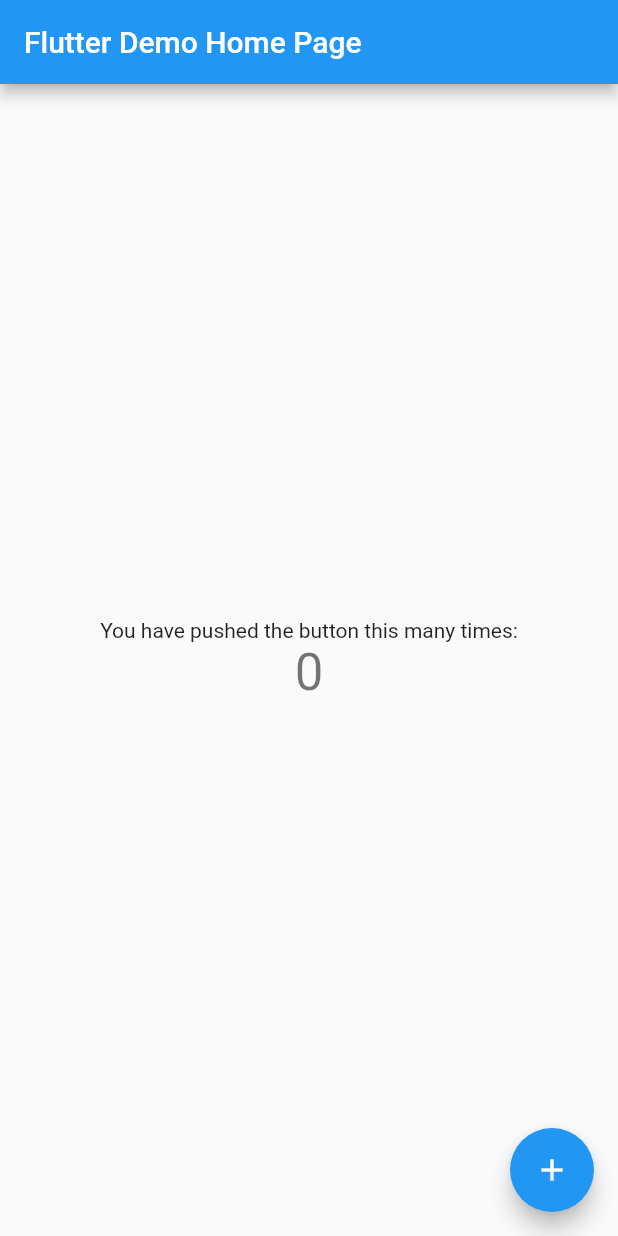
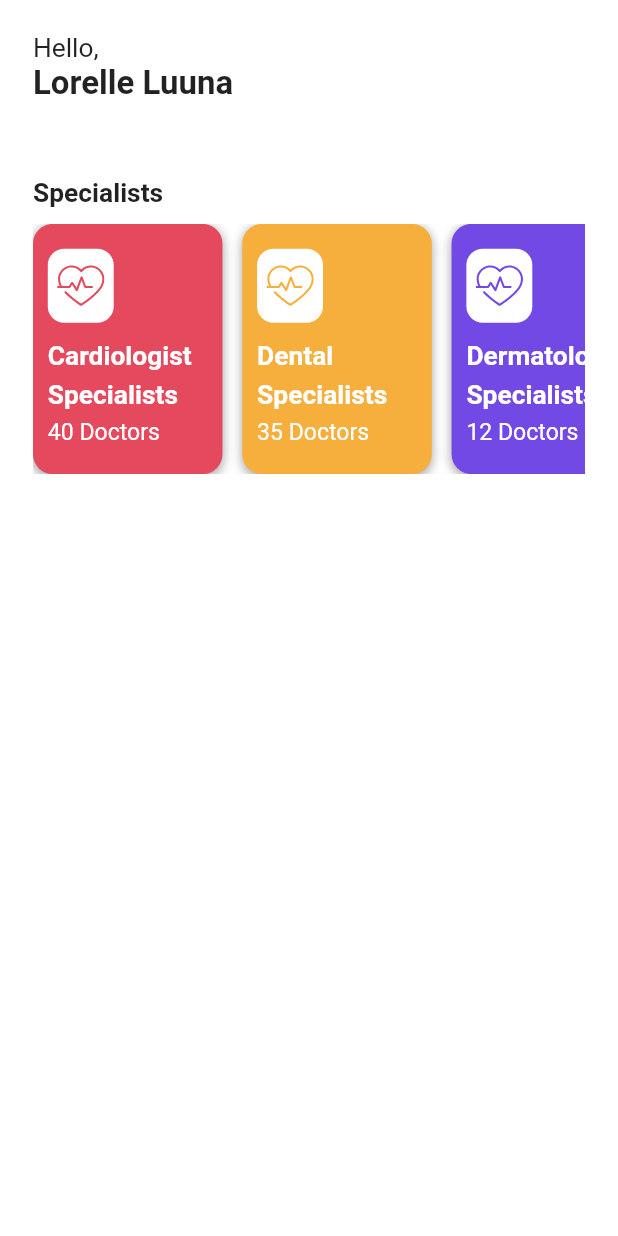
Before and after one commit to smiqueias/Portal-Telemedicina-Mobile-Test, a Flutter app: the screen it shows after launch, on a phone screen of 412 x 824 dp. Run offline on Flutter 3.47's test engine with Material 2 defaults, Android fonts, the phone set to English and light mode, and no system bars; our stand-ins replace flutter_screenutil, flutter_svg, google_fonts; Roboto replaces fonts that are missing (Ubuntu).

Commit message:
specialists cards and app arch defined

```diff
--- a/lib/main.dart
+++ b/lib/main.dart
@@ -1,67 +1,6 @@
 import 'package:flutter/material.dart';
+import 'package:portaltelemedicina_mobile_test/src/core/app.dart';
 
 void main() {
-  runApp(const MyApp());
+  runApp(const App());
 }
-
-class MyApp extends StatelessWidget {
-  const MyApp({Key? key}) : super(key: key);
-
-  @override
-  Widget build(BuildContext context) {
-    return MaterialApp(
-      title: 'Flutter Demo',
-      theme: ThemeData(
-        primarySwatch: Colors.blue,
-      ),
-      home: const MyHomePage(title: 'Flutter Demo Home Page'),
-    );
-  }
-}
-
-class MyHomePage extends StatefulWidget {
-  const MyHomePage({Key? key, required this.title}) : super(key: key);
-
-  final String title;
-
-  @override
-  State<MyHomePage> createState() => _MyHomePageState();
-}
-
-class _MyHomePageState extends State<MyHomePage> {
-  int _counter = 0;
-
-  void _incrementCounter() {
-    setState(() {
-      _counter++;
-    });
-  }
-
-  @override
-  Widget build(BuildContext context) {
-    return Scaffold(
-      appBar: AppBar(
-        title: Text(widget.title),
-      ),
-      body: Center(
-        child: Column(
-          mainAxisAlignment: MainAxisAlignment.center,
-          children: <Widget>[
-            const Text(
-              'You have pushed the button this many times:',
-            ),
-            Text(
-              '$_counter',
-              style: Theme.of(context).textTheme.headline4,
-            ),
-          ],
-        ),
-      ),
-      floatingActionButton: FloatingActionButton(
-        onPressed: _incrementCounter,
-        tooltip: 'Increment',
-        child: const Icon(Icons.add),
-      ),
-    );
-  }
-}
--- /dev/null
+++ b/lib/src/core/app.dart
@@ -0,0 +1,26 @@
+import 'package:flutter/material.dart';
+import 'package:flutter_screenutil/flutter_screenutil.dart';
+import 'package:portaltelemedicina_mobile_test/src/core/app_colors.dart';
+import 'package:portaltelemedicina_mobile_test/src/modules/home/router/home_router.dart';
+
+class App extends StatelessWidget {
+  const App({Key? key}) : super(key: key);
+
+  @override
+  Widget build(BuildContext context) {
+    return ScreenUtilInit(
+      builder: () => MaterialApp(
+        debugShowCheckedModeBanner: false,
+        initialRoute: "/",
+        theme: ThemeData(
+          primarySwatch: Colors.grey,
+          scaffoldBackgroundColor: AppColors.white,
+        ),
+        routes: {
+          "/": (context) => const HomeRouter(),
+        },
+      ),
+      designSize: const Size(375, 667),
+    );
+  }
+}
--- /dev/null
+++ b/lib/src/core/app_colors.dart
@@ -0,0 +1,13 @@
+import 'package:flutter/material.dart';
+
+class AppColors {
+  static const pink = Color(0xFFCA49E5);
+  static const purple = Color(0xFF7349E5);
+  static const yellow = Color(0xFFF6AF3D);
+  static const red = Color(0xFFE5495E);
+  static const blueCyan = Color(0xFF7c8494);
+  static const blueCyan2 = Color(0xFF4B5568);
+  static const redDark = Color(0xFF504C4C);
+  static const magenta = Color(0xFF4D484E);
+  static const white = Color(0xFFFFFFFF);
+}
--- /dev/null
+++ b/lib/src/core/app_icons.dart
@@ -0,0 +1,15 @@
+class AppIcons {
+  static const ambulance = 'assets/images/ambulance.svg';
+  static const filterResultsButton = 'assets/icons/filter-results-button.svg';
+  static const flask = 'assets/icons/flask.svg';
+  static const heartShapeOutlineLifeline = 'assets/icons/heart-shape-outline-with-lifeline.svg';
+  static const internetConnection = 'assets/icons/internet-connection.svg';
+  static const medicine = 'assets/icons/medicine.svg';
+  static const menu = 'assets/icons/menu.svg';
+  static const notification = 'assets/icons/notification.svg';
+  static const nurse = 'assets/icons/nurse.svg';
+  static const patient = 'assets/icons/patient.svg';
+  static const pimples = 'assets/icons/pimples.svg';
+  static const stethoscope = 'assets/icons/stethoscope.svg';
+  static const tooth = 'assets/icons/tooth.svg';
+}
--- /dev/null
+++ b/lib/src/core/app_textstyles.dart
@@ -0,0 +1,30 @@
+import 'package:flutter/material.dart';
+import 'package:flutter_screenutil/flutter_screenutil.dart';
+import 'package:google_fonts/google_fonts.dart';
+
+class AppTextStyle {
+  static final ubuntuBold = GoogleFonts.ubuntu(
+    fontSize: 20.sp,
+    fontWeight: FontWeight.bold,
+  );
+  static final ubuntuRegular20 = GoogleFonts.ubuntu(
+    fontSize: 20.sp,
+  );
+  static final ubuntuRegular20Bold = GoogleFonts.ubuntu(
+    fontSize: 20.sp,
+  );
+  static final ubuntuRegular16 = GoogleFonts.ubuntu(
+    fontSize: 16.sp,
+  );
+  static final ubuntuRegular16Bold = GoogleFonts.ubuntu(
+    fontSize: 16.sp,
+    fontWeight: FontWeight.bold,
+  );
+  static final ubuntuRegular14 = GoogleFonts.ubuntu(
+    fontSize: 14.sp,
+  );
+  static final ubuntuRegular14Bold = GoogleFonts.ubuntu(
+    fontSize: 14.sp,
+    fontWeight: FontWeight.bold,
+  );
+}
--- /dev/null
+++ b/lib/src/modules/home/router/home_router.dart
@@ -0,0 +1,11 @@
+import 'package:flutter/material.dart';
+import 'package:portaltelemedicina_mobile_test/src/modules/home/view/container/home_container.dart';
+
+class HomeRouter extends StatelessWidget {
+  const HomeRouter({Key? key}) : super(key: key);
+
+  @override
+  Widget build(BuildContext context) {
+    return const HomeContainer();
+  }
+}
--- /dev/null
+++ b/lib/src/modules/home/view/components/specialist_card_component.dart
@@ -0,0 +1,81 @@
+import 'package:flutter/material.dart';
+import 'package:flutter_screenutil/flutter_screenutil.dart';
+import 'package:flutter_svg/flutter_svg.dart';
+import 'package:portaltelemedicina_mobile_test/src/core/app_colors.dart';
+import 'package:portaltelemedicina_mobile_test/src/core/app_textstyles.dart';
+
+class SpecialistCardComponent extends StatelessWidget {
+  final String icon;
+  final String labelSpecialist;
+  final String numberDoctors;
+  final Color backgroundColor;
+  final Color iconColor;
+
+  const SpecialistCardComponent({
+    Key? key,
+    required this.icon,
+    required this.labelSpecialist,
+    required this.numberDoctors,
+    required this.backgroundColor,
+    required this.iconColor,
+  }) : super(key: key);
+
+  @override
+  Widget build(BuildContext context) {
+    return Container(
+      height: 135.h,
+      width: 115.w,
+      decoration: BoxDecoration(
+        borderRadius: BorderRadius.circular(12.r),
+        color: backgroundColor,
+        boxShadow: [
+          BoxShadow(
+            color: AppColors.magenta.withOpacity(0.5),
+            offset: const Offset(0, 2),
+            blurRadius: 5,
+          ),
+        ],
+      ),
+      child: Container(
+        margin: EdgeInsets.only(left: 8.h, top: 15.w),
+        child: Column(
+          crossAxisAlignment: CrossAxisAlignment.start,
+          children: [
+            Container(
+              height: 40.h,
+              width: 40.w,
+              decoration: BoxDecoration(
+                borderRadius: BorderRadius.circular(10.r),
+                color: AppColors.white,
+              ),
+              child: Padding(
+                padding: EdgeInsets.symmetric(horizontal: 5.h),
+                child: SvgPicture.asset(
+                  icon,
+                  color: iconColor,
+                  fit: BoxFit.fitWidth,
+                ),
+              ),
+            ),
+            SizedBox(height: 10.h),
+            Text(
+              labelSpecialist,
+              overflow: TextOverflow.ellipsis,
+              style: AppTextStyle.ubuntuRegular16Bold.apply(color: AppColors.white),
+            ),
+            SizedBox(height: 4.h),
+            Text(
+              'Specialists',
+              style: AppTextStyle.ubuntuRegular16Bold.apply(color: AppColors.white),
+            ),
+            SizedBox(height: 4.h),
+            Text(
+              '$numberDoctors Doctors',
+              style: AppTextStyle.ubuntuRegular14.apply(color: AppColors.white),
+            ),
+          ],
+        ),
+      ),
+    );
+  }
+}
--- /dev/null
+++ b/lib/src/modules/home/view/container/home_container.dart
@@ -0,0 +1,11 @@
+import 'package:flutter/material.dart';
+import 'package:portaltelemedicina_mobile_test/src/modules/home/view/screens/home_screen.dart';
+
+class HomeContainer extends StatelessWidget {
+  const HomeContainer({Key? key}) : super(key: key);
+
+  @override
+  Widget build(BuildContext context) {
+    return const HomeScreen();
+  }
+}
--- /dev/null
+++ b/lib/src/modules/home/view/screens/home_screen.dart
@@ -0,0 +1,75 @@
+import 'package:flutter/material.dart';
+import 'package:flutter_screenutil/flutter_screenutil.dart';
+import 'package:flutter_svg/flutter_svg.dart';
+import 'package:portaltelemedicina_mobile_test/src/core/app_colors.dart';
+import 'package:portaltelemedicina_mobile_test/src/core/app_icons.dart';
+import 'package:portaltelemedicina_mobile_test/src/core/app_textstyles.dart';
+import 'package:portaltelemedicina_mobile_test/src/modules/home/view/components/specialist_card_component.dart';
+
+class HomeScreen extends StatelessWidget {
+  const HomeScreen({Key? key}) : super(key: key);
+
+  @override
+  Widget build(BuildContext context) {
+    return Scaffold(
+      body: SafeArea(
+        child: Padding(
+          padding: EdgeInsets.all(20.w),
+          child: Column(
+            crossAxisAlignment: CrossAxisAlignment.start,
+            children: [
+              Text.rich(
+                TextSpan(
+                  text: "Hello, \n",
+                  style: AppTextStyle.ubuntuRegular16,
+                  children: [
+                    TextSpan(
+                      text: "Lorelle Luuna",
+                      style: AppTextStyle.ubuntuBold,
+                    ),
+                  ],
+                ),
+              ),
+              SizedBox(height: 40.h),
+              Text(
+                'Specialists',
+                style: AppTextStyle.ubuntuRegular16Bold,
+              ),
+              SizedBox(height: 8.h),
+              SingleChildScrollView(
+                scrollDirection: Axis.horizontal,
+                child: Row(
+                  children: [
+                    const SpecialistCardComponent(
+                      icon: AppIcons.heartShapeOutlineLifeline,
+                      labelSpecialist: "Cardiologist",
+                      numberDoctors: "40",
+                      backgroundColor: AppColors.red,
+                      iconColor: AppColors.red,
+                    ),
+                    SizedBox(width: 12.w),
+                    const SpecialistCardComponent(
+                      icon: AppIcons.heartShapeOutlineLifeline,
+                      labelSpecialist: "Dental",
+                      numberDoctors: "35",
+                      backgroundColor: AppColors.yellow,
+                      iconColor: AppColors.yellow,
+                    ),
+                    SizedBox(width: 12.w),
+                    const SpecialistCardComponent(
+                      icon: AppIcons.heartShapeOutlineLifeline,
+                      labelSpecialist: "Dermatologist",
+                      numberDoctors: "12",
+                      backgroundColor: AppColors.purple,
+                      iconColor: AppColors.purple,
+                    )
+                  ],
+                ),
+              )
+            ],
+          ),
+        ),
+      ),
+    );
+  }
+}
```
Also changed, not shown: pubspec.yaml (+9 -4 lines), pubspec.lock, 1 other file.
